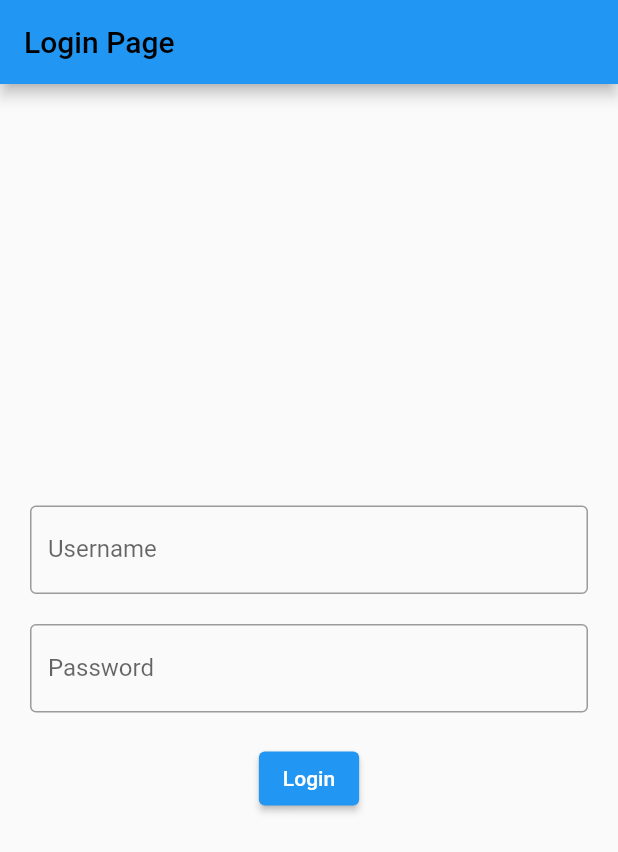
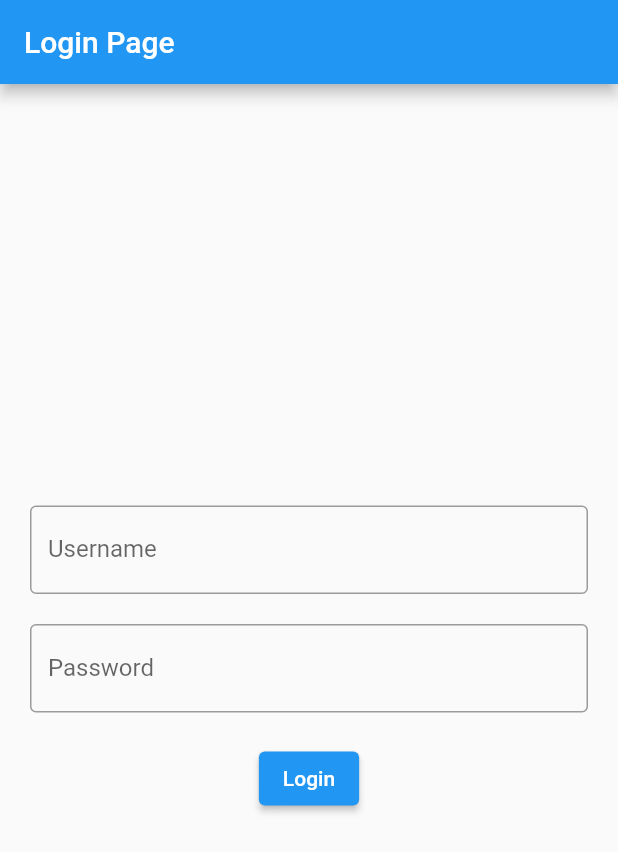
Before and after one commit to mukil013/hinge, a Flutter app: the LoginPage screen opened directly, on a phone screen of 412 x 824 dp. Shown: the top 852 px of the screen. Run offline on Flutter 3.47's test engine with Material 2 defaults, Android fonts, the phone set to English and light mode, and no system bars; our stand-ins replace go_router.

Commit message:
loginpage corrected

```diff
--- a/lib/main.dart
+++ b/lib/main.dart
@@ -1,6 +1,7 @@
 
 import 'package:flutter/material.dart';
 import 'package:go_router/go_router.dart';
+import 'package:hinge1/pages/Login%20page.dart';
 import 'package:hinge1/pages/home.dart';
 import 'package:hinge1/pages/market.dart';
 import 'package:hinge1/pages/message.dart';
@@ -14,9 +15,9 @@ class MyApp extends StatelessWidget {
 
   @override
   Widget build(BuildContext context) {
-    return const MaterialApp(
+    return MaterialApp(
       debugShowCheckedModeBanner: false,
-      home: home(),
+      home: LoginPage(),
     );
   }
 
--- a/lib/pages/Login page.dart
+++ b/lib/pages/Login page.dart
@@ -1,32 +1,15 @@
 import 'package:flutter/material.dart';
-
-void main() {
-  runApp(MyApp());
-}
-
-class MyApp extends StatelessWidget {
-  @override
-  Widget build(BuildContext context) {
-    return MaterialApp(
-      theme: ThemeData(
-        primaryColor: Colors.blue,
-        scaffoldBackgroundColor: Colors.white,
-      ),
-      home: LoginPage(),
-    );
-  }
-}
 
 class LoginPage extends StatelessWidget {
   @override
   Widget build(BuildContext context) {
     return Scaffold(
       appBar: AppBar(
-        title: Text(
+        title:const Text(
           'Login Page',
-          style: TextStyle(color: Colors.black), // Set text color to black
+          style: TextStyle(color: Colors.white),
         ),
-        backgroundColor: Colors.blue, // Set app bar color to blue
+        backgroundColor: Colors.blue,
       ),
       body: Center(
         child: Padding(
@@ -36,25 +19,25 @@ class LoginPage extends StatelessWidget {
             children: <Widget>[
               // Username field
               TextFormField(
-                decoration: InputDecoration(
+                decoration:const InputDecoration(
                   labelText: 'Username',
                   border: OutlineInputBorder(),
                 ),
               ),
-              SizedBox(height: 20),
+              const SizedBox(height: 20),
               // Password field
               TextFormField(
                 obscureText: true,
-                decoration: InputDecoration(
+                decoration:const InputDecoration(
                   labelText: 'Password',
                   border: OutlineInputBorder(),
                 ),
               ),
-              SizedBox(height: 20),
+              const SizedBox(height: 20),
               // Login button
               ElevatedButton(
                 onPressed: () {
-                  // Implement your login logic here
+
                 },
                 child: Text('Login'),
               ),
```
